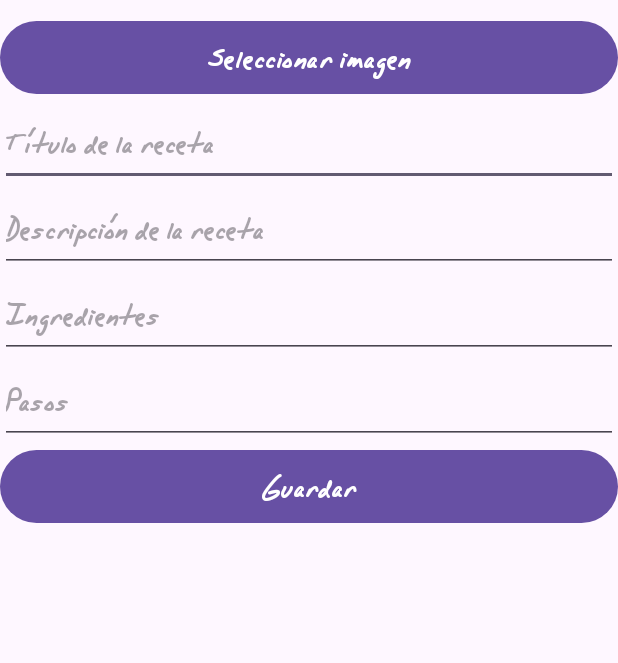
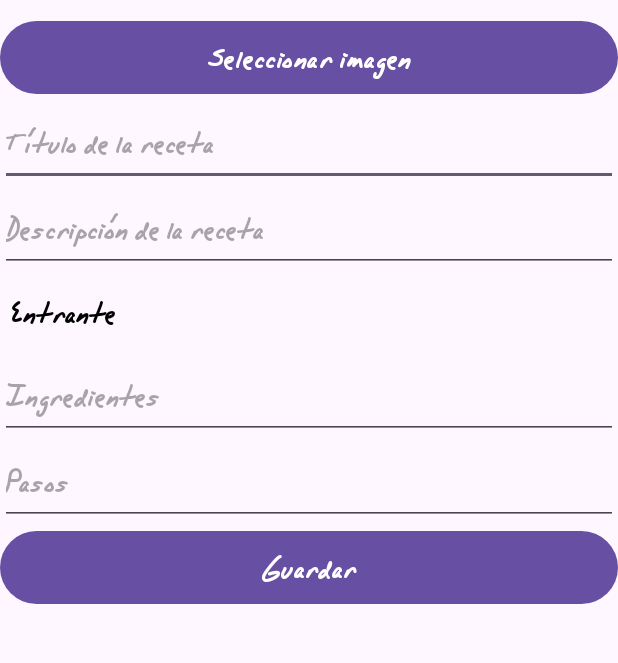
Before and after one commit to carlaalma/RecipesApp-Final, an Android app: the NuevaRecetaActivity screen opened directly, with no data from a screen before it, on a phone screen of 412 x 824 dp, the part 375-1038 px from its top. Run offline under Robolectric (Android 15) with nearby library versions, the phone set to English and light mode, and no system bars.

```diff
--- a/app/src/main/java/com/example/recipesapp/activities/NuevaRecetaActivity.java
+++ b/app/src/main/java/com/example/recipesapp/activities/NuevaRecetaActivity.java
@@ -3,9 +3,13 @@ package com.example.recipesapp.activities;
 
 import android.app.AlertDialog;
 import android.os.Bundle;
+import android.view.View;
+import android.widget.AdapterView;
+import android.widget.ArrayAdapter;
 import android.widget.Button;
 import android.widget.EditText;
 import android.widget.ImageView;
+import android.widget.Spinner;
 import android.widget.Toast;
 import androidx.appcompat.app.AppCompatActivity;
 import com.example.recipesapp.R;
@@ -28,12 +32,38 @@ public class NuevaRecetaActivity extends AppCompatActivity {
     private ImageView imgReceta;
     private Uri imageUri;
     private DatabaseManager databaseManager;
+    private Spinner spinnerTipoReceta;
+    private String tipoRecetaSeleccionado;
 
     @Override
     protected void onCreate(Bundle savedInstanceState) {
         super.onCreate(savedInstanceState);
         setContentView(R.layout.activity_nueva_receta);
 
+        spinnerTipoReceta = findViewById(R.id.spinner_tipo_receta);
+
+        ArrayAdapter<CharSequence> adapter = ArrayAdapter.createFromResource(
+                this,
+                R.array.tipos_recetas,
+                android.R.layout.simple_spinner_item
+        );
+        adapter.setDropDownViewResource(android.R.layout.simple_spinner_dropdown_item);
+        spinnerTipoReceta.setAdapter(adapter);
+
+        // Escucha la selección del usuario
+        spinnerTipoReceta.setOnItemSelectedListener(new AdapterView.OnItemSelectedListener() {
+            @Override
+            public void onItemSelected(AdapterView<?> parent, View view, int position, long id) {
+                // Obtén el tipo de receta seleccionado
+                tipoRecetaSeleccionado = parent.getItemAtPosition(position).toString();
+                Toast.makeText(NuevaRecetaActivity.this, "Seleccionado: " + tipoRecetaSeleccionado, Toast.LENGTH_SHORT).show();
+            }
+
+            @Override
+            public void onNothingSelected(AdapterView<?> parent) {
+                tipoRecetaSeleccionado = "Entrante"; // Valor por defecto si no selecciona nada
+            }
+        });
         databaseManager = new DatabaseManager(this);
 
         imgReceta = findViewById(R.id.img_receta);
--- a/app/src/main/res/layout/activity_nueva_receta.xml
+++ b/app/src/main/res/layout/activity_nueva_receta.xml
@@ -48,6 +48,16 @@
             android:layout_height="wrap_content"
             android:hint="Descripción de la receta" />
 
+        <Spinner
+            android:id="@+id/spinner_tipo_receta"
+            android:layout_width="match_parent"
+            android:layout_height="54dp"
+            android:backgroundTint="@color/transparent"
+            android:contentDescription="Selecciona el tipo de receta"
+            android:entries="@array/tipos_recetas"
+            android:spinnerMode="dropdown" />
+
+
         <EditText
             android:id="@+id/edit_ingredientes"
             android:layout_width="match_parent"
--- /dev/null
+++ b/app/src/main/res/values/arrays.xml
@@ -0,0 +1,11 @@
+<?xml version="1.0" encoding="utf-8"?>
+<resources>
+    <string-array name="tipos_recetas">
+        <item>Entrante</item>
+        <item>Principal</item>
+        <item>Segundo</item>
+        <item>Postre</item>
+        <item>Repostería</item>
+        <item>Panadería</item>
+    </string-array>
+</resources>
--- a/app/src/main/res/values/colors.xml
+++ b/app/src/main/res/values/colors.xml
@@ -5,6 +5,6 @@
     <color name="navigation_item_color">#000000</color>
     <color name="transparent">#00000000</color>
     <color name="main">#673AB7</color>
-
+    <color name="white">#FFFFFF</color>
 
 </resources>
```
Also changed, not shown: app/src/main/java/com/example/recipesapp/MainActivity.java (+6 -8 lines), app/src/main/java/com/example/recipesapp/activities/EntrantesActivity.java (+33 -3 lines), app/src/main/java/com/example/recipesapp/activities/MisRecetasActivity.java (deleted, +0 -89 lines), app/src/main/java/com/example/recipesapp/database/DatabaseManager.java (+25 -16 lines), app/src/main/java/com/example/recipesapp/models/Receta.java (+21 -13 lines), app/src/main/res/layout/activity_main.xml (+11 -6 lines).
